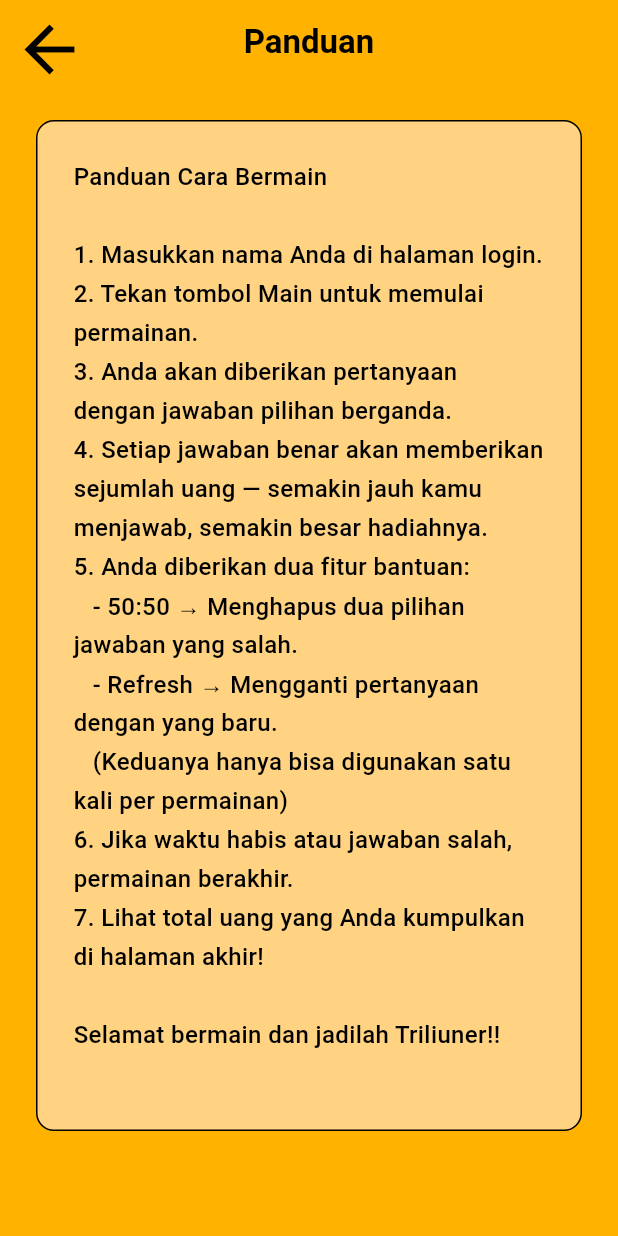
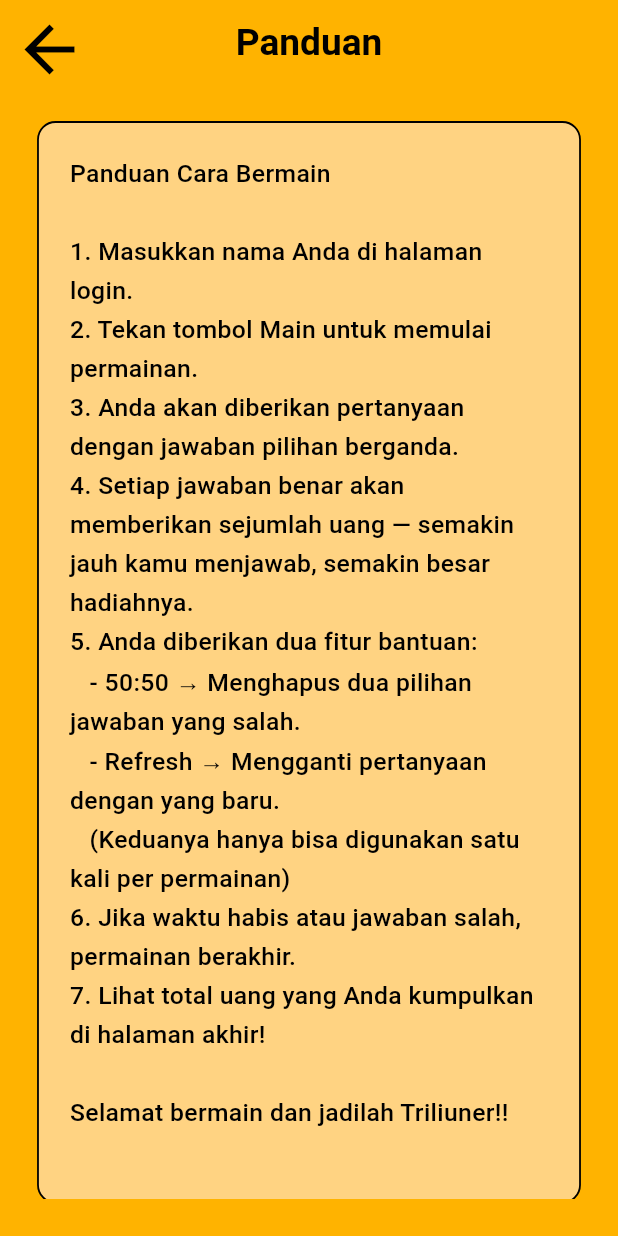
Before and after one commit to VuittonVU/Vuitton_063_Lab5_PM_UTS, a Flutter app: the HomePage screen opened directly, after a tap on "Panduan", on a phone screen of 412 x 824 dp. Run offline on Flutter 3.47's test engine with Material 3 defaults, Android fonts, the phone set to English and light mode, and no system bars; our stand-ins replace shared_preferences; accounts and stored records are empty.

Commit message:
refactor(ui): menerapkan desain responsif di seluruh halaman agar elemen dan teks menyesuaikan ukuran layar (UI dinamis)

```diff
--- a/lib/screens/home_page.dart
+++ b/lib/screens/home_page.dart
@@ -12,6 +12,17 @@ class HomePage extends StatelessWidget {
 
   @override
   Widget build(BuildContext context) {
+    final screenWidth = MediaQuery.of(context).size.width;
+    final screenHeight = MediaQuery.of(context).size.height;
+
+    // Skala proporsional untuk semua elemen
+    final logoSize = screenHeight * 0.35;
+    final welcomeFontSize = screenWidth * 0.06;
+    final buttonFontSize = screenWidth * 0.05;
+    final verticalSpacingLarge = screenHeight * 0.06;
+    final verticalSpacingSmall = screenHeight * 0.025;
+    final horizontalPadding = screenWidth * 0.1;
+
     return Scaffold(
       backgroundColor: const Color(0xFFFFB300),
       appBar: AppBar(
@@ -29,33 +40,38 @@ class HomePage extends StatelessWidget {
       body: SafeArea(
         child: Center(
           child: Padding(
-            padding: const EdgeInsets.symmetric(horizontal: 40),
+            padding: EdgeInsets.symmetric(horizontal: horizontalPadding),
             child: Column(
               mainAxisAlignment: MainAxisAlignment.center,
               children: [
-                const Logo(size: 320),
+                // Logo responsif
+                Logo(size: logoSize),
 
-                // selamat datang
+                SizedBox(height: verticalSpacingSmall),
+
+                // Teks selamat datang
                 Text(
                   'Selamat Datang!!\n${context.watch<GameState>().playerName}',
                   textAlign: TextAlign.center,
-                  style: const TextStyle(
+                  style: TextStyle(
                     color: Colors.black,
-                    fontSize: 24,
+                    fontSize: welcomeFontSize,
                     fontWeight: FontWeight.bold,
                   ),
                 ),
 
-                const SizedBox(height: 50),
+                SizedBox(height: verticalSpacingLarge),
 
-                // tombol Main
+                // Tombol Main
                 SizedBox(
                   width: double.infinity,
                   child: ElevatedButton(
                     style: ElevatedButton.styleFrom(
                       backgroundColor: Colors.black,
                       foregroundColor: Colors.white,
-                      padding: const EdgeInsets.symmetric(vertical: 16),
+                      padding: EdgeInsets.symmetric(
+                        vertical: screenHeight * 0.025,
+                      ),
                       shape: RoundedRectangleBorder(
                         borderRadius: BorderRadius.circular(20),
                       ),
@@ -66,23 +82,28 @@ class HomePage extends StatelessWidget {
                         MaterialPageRoute(builder: (_) => const GamePage()),
                       );
                     },
-                    child: const Text(
+                    child: Text(
                       'Main',
-                      style: TextStyle(fontSize: 20, fontWeight: FontWeight.bold),
+                      style: TextStyle(
+                        fontSize: buttonFontSize,
+                        fontWeight: FontWeight.bold,
+                      ),
                     ),
                   ),
                 ),
 
-                const SizedBox(height: 20),
+                SizedBox(height: verticalSpacingSmall),
 
-                // tombol Panduan
+                // Tombol Panduan
                 SizedBox(
                   width: double.infinity,
                   child: ElevatedButton(
                     style: ElevatedButton.styleFrom(
                       backgroundColor: Colors.white,
                       foregroundColor: Colors.black,
-                      padding: const EdgeInsets.symmetric(vertical: 16),
+                      padding: EdgeInsets.symmetric(
+                        vertical: screenHeight * 0.025,
+                      ),
                       shape: RoundedRectangleBorder(
                         borderRadius: BorderRadius.circular(20),
                       ),
@@ -93,9 +114,12 @@ class HomePage extends StatelessWidget {
                         MaterialPageRoute(builder: (_) => const PanduanPage()),
                       );
                     },
-                    child: const Text(
+                    child: Text(
                       'Panduan',
-                      style: TextStyle(fontSize: 20, fontWeight: FontWeight.bold),
+                      style: TextStyle(
+                        fontSize: buttonFontSize,
+                        fontWeight: FontWeight.bold,
+                      ),
                     ),
                   ),
                 ),
@@ -105,6 +129,5 @@ class HomePage extends StatelessWidget {
         ),
       ),
     );
-
   }
 }
--- a/lib/screens/panduan_page.dart
+++ b/lib/screens/panduan_page.dart
@@ -1,13 +1,21 @@
 import 'package:flutter/material.dart';
 import 'home_page.dart';
 import '../widgets/back_button.dart';
-
 
 class PanduanPage extends StatelessWidget {
   const PanduanPage({super.key});
 
   @override
   Widget build(BuildContext context) {
+    // Gunakan MediaQuery untuk menyesuaikan ukuran layar
+    final screenWidth = MediaQuery.of(context).size.width;
+
+    final titleFont = screenWidth * 0.06;
+    final bodyFont = screenWidth * 0.04;
+    final paddingAll = screenWidth * 0.06;
+    final containerPadding = screenWidth * 0.05;
+    final borderRadius = screenWidth * 0.03;
+
     return Scaffold(
       backgroundColor: const Color(0xFFFFB300),
       appBar: AppBar(
@@ -21,33 +29,32 @@ class PanduanPage extends StatelessWidget {
             );
           },
         ),
-
-        title: const Text(
+        centerTitle: true,
+        title: Text(
           'Panduan',
           style: TextStyle(
             color: Colors.black,
             fontWeight: FontWeight.bold,
-            fontSize: 22,
+            fontSize: titleFont,
           ),
         ),
-        centerTitle: true,
       ),
       body: Padding(
-        padding: const EdgeInsets.all(24),
+        padding: EdgeInsets.all(paddingAll),
         child: SingleChildScrollView(
           child: Column(
             crossAxisAlignment: CrossAxisAlignment.center,
             children: [
-              // Container untuk teks panduan
+              // Container panduan
               Container(
                 width: double.infinity,
-                padding: const EdgeInsets.all(24),
+                padding: EdgeInsets.all(containerPadding),
                 decoration: BoxDecoration(
                   color: const Color(0xFFFFD382), // krem muda
-                  borderRadius: BorderRadius.circular(12),
-                  border: Border.all(color: Colors.black, width: 1),
+                  borderRadius: BorderRadius.circular(borderRadius),
+                  border: Border.all(color: Colors.black, width: 1.2),
                 ),
-                child: const Text(
+                child: Text(
                   '''
 Panduan Cara Bermain
 
@@ -67,7 +74,7 @@ Selamat bermain dan jadilah Triliuner!!
                   textAlign: TextAlign.left,
                   style: TextStyle(
                     color: Colors.black,
-                    fontSize: 16,
+                    fontSize: bodyFont,
                     height: 1.6,
                     fontWeight: FontWeight.w500,
                   ),
```
Also changed, not shown: lib/screens/end_page.dart (+41 -23 lines), lib/screens/game_page.dart (+47 -31 lines), lib/screens/login_page.dart (+36 -10 lines).
